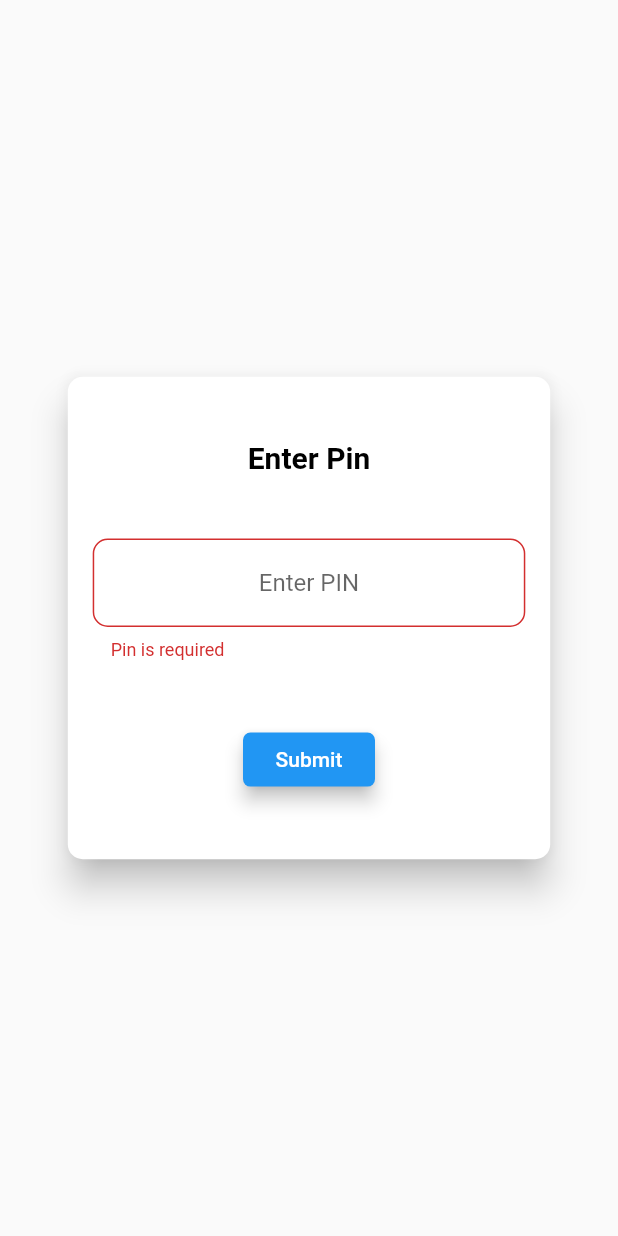
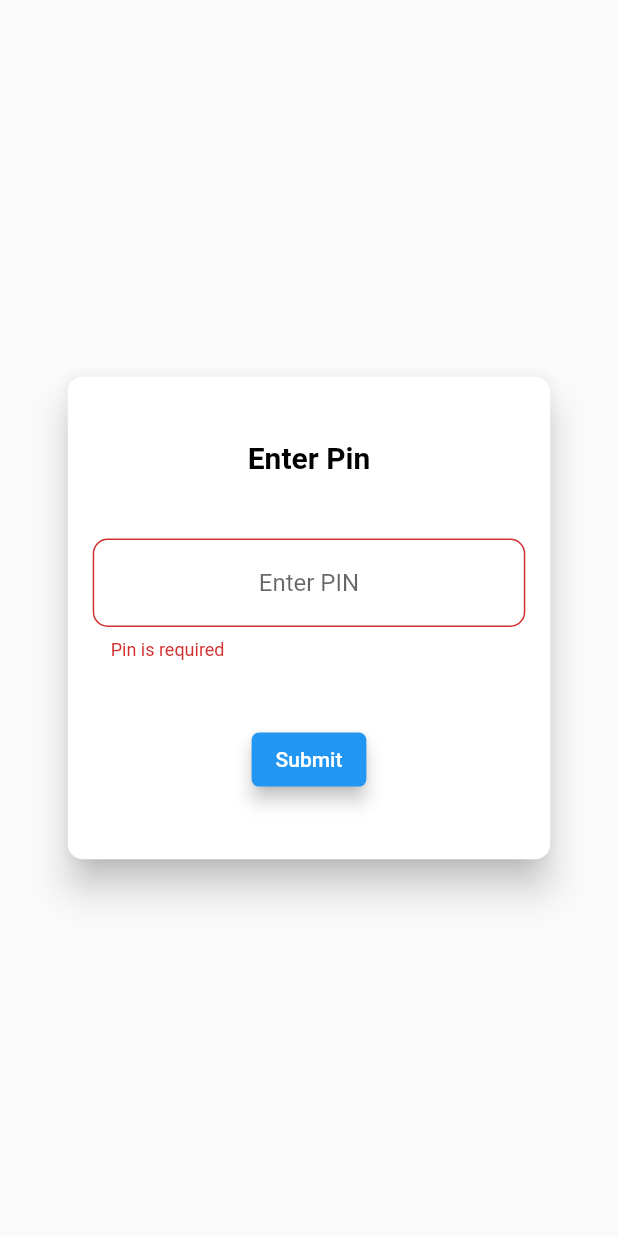
Before and after one commit to Shrey29ansh/Notes-App-with-Flutter, a Flutter app: the Locker screen opened directly, after a tap on "Submit", on a phone screen of 412 x 824 dp. Run offline on Flutter 3.47's test engine with Material 2 defaults, Android fonts, the phone set to English and light mode, and no system bars; our stand-ins replace google_fonts, local_auth, sqflite; accounts and stored records are empty.

Commit message:
migrated to Flutter 2.0
web version

```diff
--- a/chat_app/lib/locker.dart
+++ b/chat_app/lib/locker.dart
@@ -41,21 +41,26 @@ class _LockerState extends State<Locker> {
   bool nextscreen = false;
   bool show = false;
   bool wrong = false, _visible = false;
+  // ignore: unused_field
   final _formKey = GlobalKey<FormState>();
   final nametext = TextEditingController(),
       usertext = TextEditingController(),
       passtext = TextEditingController(),
       comtext = TextEditingController();
+  // ignore: unused_field
+  bool _submit = false;
+  // ignore: unused_field
   FocusNode _myfocus = FocusNode(),
       namefocus = FocusNode(),
       passfocus = FocusNode(),
       comfocus = FocusNode();
-  bool _submit = false;
+
   Future _query() async {
     final allRows = await dbHelper.queryAllRows();
     return allRows;
   }
 
+  // ignore: unused_element
   void _requestFocus(FocusNode name) {
     setState(() {
       FocusScope.of(context).requestFocus(name);
@@ -195,7 +200,235 @@ class _LockerState extends State<Locker> {
         child: show
             ? Stack(
                 children: [
-                  /*
+                  Positioned(
+                      top: -50,
+                      right: 0,
+                      child: ClipRRect(
+                        child: Icon(
+                          Icons.vpn_key,
+                          size: 500,
+                          color: Colors.amber,
+                        ),
+                      )),
+                  Align(
+                    alignment: Alignment.bottomCenter,
+                    child: Container(
+                      height: MediaQuery.of(context).size.height,
+                      width: MediaQuery.of(context).size.width,
+                      child: Column(
+                        mainAxisAlignment: MainAxisAlignment.end,
+                        children: [
+                          Container(
+                            margin: EdgeInsets.fromLTRB(0, 0, 0, 50),
+                            width: MediaQuery.of(context).size.width * 0.3,
+                            height: MediaQuery.of(context).size.width * 0.3,
+                            decoration: BoxDecoration(
+                                color: Colors.grey[900],
+                                shape: BoxShape.rectangle,
+                                borderRadius: BorderRadius.circular(10)),
+                            child: Center(
+                              child: Text(
+                                username[0],
+                                textAlign: TextAlign.center,
+                                style: TextStyle(
+                                    color: Colors.white,
+                                    fontSize: 80,
+                                    fontWeight: FontWeight.w400),
+                              ),
+                            ),
+                          ),
+                          Align(
+                            child: Container(
+                              height: MediaQuery.of(context).size.height * 0.7,
+                              width: MediaQuery.of(context).size.width * 0.9,
+                              decoration: BoxDecoration(
+                                  color: Colors.white,
+                                  shape: BoxShape.rectangle,
+                                  borderRadius: BorderRadius.only(
+                                    topLeft: Radius.circular(10),
+                                    topRight: Radius.circular(10),
+                                  )),
+                            ),
+                          ),
+                        ],
+                      ),
+                    ),
+                  ),
+                  AnimatedPositioned(
+                    duration: Duration(milliseconds: 500),
+                    bottom: _bottom,
+                    right: MediaQuery.of(context).size.width * 0.37,
+                    curve: Curves.easeOutQuart,
+                    child: Container(
+                      margin: EdgeInsets.all(10),
+                      child: Center(
+                        child: Row(
+                          mainAxisAlignment: MainAxisAlignment.center,
+                          children: [
+                            ElevatedButton(
+                              style: ElevatedButton.styleFrom(
+                                  primary: Colors.black.withOpacity(0.5),
+                                   elevation: 10,
+                                    shape: RoundedRectangleBorder(
+                                    borderRadius: BorderRadius.circular(5),
+                                  ),
+                                ),
+                              child: Icon(
+                                Icons.delete,
+                                color: Colors.white,
+                              ),
+                              onPressed: () {
+                                showDialog(
+                                    context: context,
+                                    builder: (_) {
+                                      return Container(
+                                        child: DeleteAlert(
+                                          lockername: lockername,
+                                        ),
+                                      );
+                                    });
+                              },
+                            ),
+                          ],
+                        ),
+                      ),
+                    ),
+                  )
+                ],
+              )
+            : showcont
+                ? Align(
+                    alignment: Alignment.center,
+                    child: AnimatedOpacity(
+                      duration: Duration(milliseconds: 500),
+                      opacity: _visible ? 1 : 0,
+                      child: Container(
+                        width: MediaQuery.of(context).size.width * 0.8,
+                        height: MediaQuery.of(context).size.height * 0.4,
+                        child: Card(
+                          elevation: 10,
+                          color: Colors.white,
+                          shape: RoundedRectangleBorder(
+                            borderRadius: BorderRadius.circular(10),
+                          ),
+                          child: Column(
+                            mainAxisAlignment: MainAxisAlignment.spaceEvenly,
+                            children: [
+                              Row(
+                                mainAxisAlignment: MainAxisAlignment.center,
+                                children: [
+                                  Column(
+                                    children: [
+                                      Text(
+                                        "Enter Pin",
+                                        style: TextStyle(
+                                            color: Colors.black,
+                                            fontWeight: FontWeight.bold,
+                                            fontSize: 20),
+                                      ),
+                                    ],
+                                  ),
+                                ],
+                              ),
+                              Container(
+                                width: MediaQuery.of(context).size.width * 0.7,
+                                child: Directionality(
+                                  textDirection: TextDirection.ltr,
+                                  child: TextField(
+                                    onTap: () {
+                                      setState(() {});
+                                    },
+                                    obscureText: true,
+                                    cursorColor: Colors.black,
+                                    controller: number,
+                                    autocorrect: true,
+                                    textAlign: TextAlign.center,
+                                    keyboardType: TextInputType.number,
+                                    decoration: InputDecoration(
+                                      focusColor: Colors.blue,
+                                      errorText: warn,
+                                      errorStyle: TextStyle(),
+                                      hintText: "Enter PIN",
+                                      border: OutlineInputBorder(
+                                        borderRadius:
+                                            BorderRadius.circular(10.0),
+                                        borderSide: BorderSide(
+                                          color: Colors.amber,
+                                          style: BorderStyle.solid,
+                                        ),
+                                      ),
+                                    ),
+                                  ),
+                                ),
+                              ),
+
+                              ElevatedButton(
+                                style: ElevatedButton.styleFrom(
+                                  primary: Colors.blue,
+                                   elevation: 5,
+                                    shape: RoundedRectangleBorder(
+                                    borderRadius: BorderRadius.circular(5),
+                                  ),
+                                ),
+                                  child: Text(
+                                    'Submit',
+                                    style: TextStyle(
+                                      color: Colors.white,
+                                    ),
+                                  ),
+
+                                  onPressed: () async {
+                                    print(number.text);
+                                    if (number.text.isEmpty) {
+                                      setState(() {
+                                        warn = "Pin is required";
+                                      });
+                                    } else {
+                                      await _checkpin();
+                                      if (exactval == number.text) {
+                                        setState(() {
+                                          show = true;
+                                        });
+                                      } else {
+                                        setState(() {
+                                          warn = 'Try Again!';
+                                          wrong = true;
+                                        });
+                                      }
+                                    }
+
+                                    number.clear();
+                                  }),
+                            ],
+                          ),
+                        ),
+                      ),
+                    ),
+                  )
+                : Container(child: Center(child: CircularProgressIndicator())),
+      ),
+    );
+  }
+}
+
+class CardsBox extends StatelessWidget {
+  final text;
+  final bool richtext;
+  CardsBox({this.text, this.richtext});
+  @override
+  Widget build(BuildContext context) {
+    return Text(
+      "$text",
+      style: TextStyle(
+          color: richtext ? Colors.black : Colors.grey[800],
+          fontWeight: /* richtext ?  */ FontWeight
+              .bold /* : FontWeight.normal */,
+          fontSize: 18),
+    );
+  }
+}
+
+/*
                   Column(
                     mainAxisAlignment: MainAxisAlignment.center,
                     children: [
@@ -418,7 +651,7 @@ class _LockerState extends State<Locker> {
                           curve: Curves.decelerate,
                           duration: Duration(milliseconds: 500),
                           child: Container(
-                            child: RaisedButton(
+                            child: ElevatedButton(
                                 elevation: 10,
                                 splashColor: Colors.deepOrange,
                                 color: Colors.green,
@@ -437,95 +670,10 @@ class _LockerState extends State<Locker> {
                       )
                     ],
                   ), */
-
-                  Positioned(
-                      top: -50,
-                      right: 0,
-                      child: ClipRRect(
-                        child: Icon(
-                          Icons.vpn_key,
-                          size: 500,
-                          color: Colors.amber,
-                        ),
-                      )),
-                  Align(
-                    alignment: Alignment.bottomCenter,
-                    child: Container(
-                      height: MediaQuery.of(context).size.height,
-                      width: MediaQuery.of(context).size.width,
-                      child: Column(
-                        mainAxisAlignment: MainAxisAlignment.end,
-                        children: [
-                          Container(
-                            margin: EdgeInsets.fromLTRB(0, 0, 0, 50),
-                            width: MediaQuery.of(context).size.width * 0.3,
-                            height: MediaQuery.of(context).size.width * 0.3,
-                            decoration: BoxDecoration(
-                                color: Colors.grey[900],
-                                shape: BoxShape.rectangle,
-                                borderRadius: BorderRadius.circular(10)),
-                            child: Center(
-                              child: Text(
-                                username[0],
-                                textAlign: TextAlign.center,
-                                style: TextStyle(
-                                    color: Colors.white,
-                                    fontSize: 80,
-                                    fontWeight: FontWeight.w400),
-                              ),
-                            ),
-                          ),
-                          Align(
-                            child: Container(
-                              height: MediaQuery.of(context).size.height * 0.7,
-                              width: MediaQuery.of(context).size.width * 0.9,
-                              decoration: BoxDecoration(
-                                  color: Colors.white,
-                                  shape: BoxShape.rectangle,
-                                  borderRadius: BorderRadius.only(
-                                    topLeft: Radius.circular(10),
-                                    topRight: Radius.circular(10),
-                                  )),
-                            ),
-                          ),
-                        ],
-                      ),
-                    ),
-                  ),
-                  AnimatedPositioned(
-                    duration: Duration(milliseconds: 500),
-                    bottom: _bottom,
-                    right: MediaQuery.of(context).size.width * 0.37,
-                    curve: Curves.easeOutQuart,
-                    child: Container(
-                      margin: EdgeInsets.all(10),
-                      child: Center(
-                        child: Row(
-                          mainAxisAlignment: MainAxisAlignment.center,
-                          children: [
-                            RaisedButton(
-                              elevation: 10,
-                              color: Colors.black.withOpacity(0.5),
-                              child: Icon(
-                                Icons.delete,
-                                color: Colors.white,
-                              ),
-                              onPressed: () {
-                                showDialog(
-                                    context: context,
-                                    builder: (_) {
-                                      return Container(
-                                        child: DeleteAlert(
-                                          lockername: lockername,
-                                        ),
-                                      );
-                                    });
-                              },
-                            ),
-                            /* SizedBox(
+/* SizedBox(
                               width: 5,
                             ),
-                            RaisedButton(
+                            ElevatedButton(
                               elevation: 10,
                               color: Colors.black.withOpacity(0.5),
                               child: Icon(
@@ -539,137 +687,3 @@ class _LockerState extends State<Locker> {
                                 });
                               },
                             ), */
-                          ],
-                        ),
-                      ),
-                    ),
-                  )
-                ],
-              )
-            : showcont
-                ? Align(
-                    alignment: Alignment.center,
-                    child: AnimatedOpacity(
-                      duration: Duration(milliseconds: 500),
-                      opacity: _visible ? 1 : 0,
-                      child: Container(
-                        width: MediaQuery.of(context).size.width * 0.8,
-                        height: MediaQuery.of(context).size.height * 0.4,
-                        child: Card(
-                          elevation: 10,
-                          color: Colors.white,
-                          shape: RoundedRectangleBorder(
-                            borderRadius: BorderRadius.circular(10),
-                          ),
-                          child: Column(
-                            mainAxisAlignment: MainAxisAlignment.spaceEvenly,
-                            children: [
-                              Row(
-                                mainAxisAlignment: MainAxisAlignment.center,
-                                children: [
-                                  Column(
-                                    children: [
-                                      Text(
-                                        "Enter Pin",
-                                        style: TextStyle(
-                                            color: Colors.black,
-                                            fontWeight: FontWeight.bold,
-                                            fontSize: 20),
-                                      ),
-                                    ],
-                                  ),
-                                ],
-                              ),
-                              Container(
-                                width: MediaQuery.of(context).size.width * 0.7,
-                                child: Directionality(
-                                  textDirection: TextDirection.ltr,
-                                  child: TextField(
-                                    onTap: () {
-                                      setState(() {});
-                                    },
-                                    obscureText: true,
-                                    cursorColor: Colors.black,
-                                    controller: number,
-                                    autocorrect: true,
-                                    textAlign: TextAlign.center,
-                                    keyboardType: TextInputType.number,
-                                    decoration: InputDecoration(
-                                      focusColor: Colors.blue,
-                                      errorText: warn,
-                                      errorStyle: TextStyle(),
-                                      hintText: "Enter PIN",
-                                      border: OutlineInputBorder(
-                                        borderRadius:
-                                            BorderRadius.circular(10.0),
-                                        borderSide: BorderSide(
-                                          color: Colors.amber,
-                                          style: BorderStyle.solid,
-                                        ),
-                                      ),
-                                    ),
-                                  ),
-                                ),
-                              ),
-                              RaisedButton(
-                                  shape: RoundedRectangleBorder(
-                                    borderRadius: BorderRadius.circular(5),
-                                  ),
-                                  elevation: 5,
-                                  child: Text(
-                                    'Submit',
-                                    style: TextStyle(
-                                      color: Colors.white,
-                                    ),
-                                  ),
-                                  color: Colors.blue,
-                                  onPressed: () async {
-                                    print(number.text);
-                                    if (number.text.isEmpty) {
-                                      setState(() {
-                                        warn = "Pin is required";
-                                      });
-                                    } else {
-                                      await _checkpin();
-                                      if (exactval == number.text) {
-                                        setState(() {
-                                          show = true;
-                                        });
-                                      } else {
-                                        setState(() {
-                                          warn = 'Try Again!';
-                                          wrong = true;
-                                        });
-                                      }
-                                    }
-
-                                    number.clear();
-                                  }),
-                            ],
-                          ),
-                        ),
-                      ),
-                    ),
-                  )
-                : Container(child: Center(child: CircularProgressIndicator())),
-      ),
-    );
-  }
-}
-
-class CardsBox extends StatelessWidget {
-  final text;
-  final bool richtext;
-  CardsBox({this.text, this.richtext});
-  @override
-  Widget build(BuildContext context) {
-    return Text(
-      "$text",
-      style: TextStyle(
-          color: richtext ? Colors.black : Colors.grey[800],
-          fontWeight: /* richtext ?  */ FontWeight
-              .bold /* : FontWeight.normal */,
-          fontSize: 18),
-    );
-  }
-}
--- a/chat_app/lib/main.dart
+++ b/chat_app/lib/main.dart
@@ -54,7 +54,7 @@ class _SplashScreenState extends State<SplashScreen> {
 
   // ignore: non_constant_identifier_names
   double width_container = 0, bottomheight = 90;
-  var xf = 1, temp = -0.4, result, exactval, warn = null;
+  var xf = 1, temp = -0.4, result, exactval, warn;
 
   bool _visible = false,
       nobiometric = false,
@@ -276,18 +276,20 @@ class _SplashScreenState extends State<SplashScreen> {
                                     ),
                                   ),
                                 ),
-                                RaisedButton(
-                                  shape: RoundedRectangleBorder(
+                                ElevatedButton(
+                                  style: ElevatedButton.styleFrom(
+                                  primary:Colors.blue,
+                                   elevation: 10,
+                                    shape: RoundedRectangleBorder(
                                     borderRadius: BorderRadius.circular(5),
                                   ),
-                                  elevation: 5,
+                                ),
                                   child: Text(
                                     'Submit',
                                     style: TextStyle(
                                       color: Colors.white,
                                     ),
                                   ),
-                                  color: Colors.blue,
                                   onPressed: () {
                                     print(number.text);
                                     if (number.text.isEmpty) {
--- a/chat_app/pubspec.yaml
+++ b/chat_app/pubspec.yaml
@@ -36,6 +36,7 @@ dependencies:
   http: ^0.12.2
 dev_dependencies:
   flutter_test:
+
     sdk: flutter
 
 # For information on the generic Dart part of this file, see the
```
Also changed, not shown: chat_app/lib/alert.dart (+13 -10 lines), chat_app/lib/notes_tab.dart (+25 -15 lines), chat_app/pubspec.lock, 8 other files.
